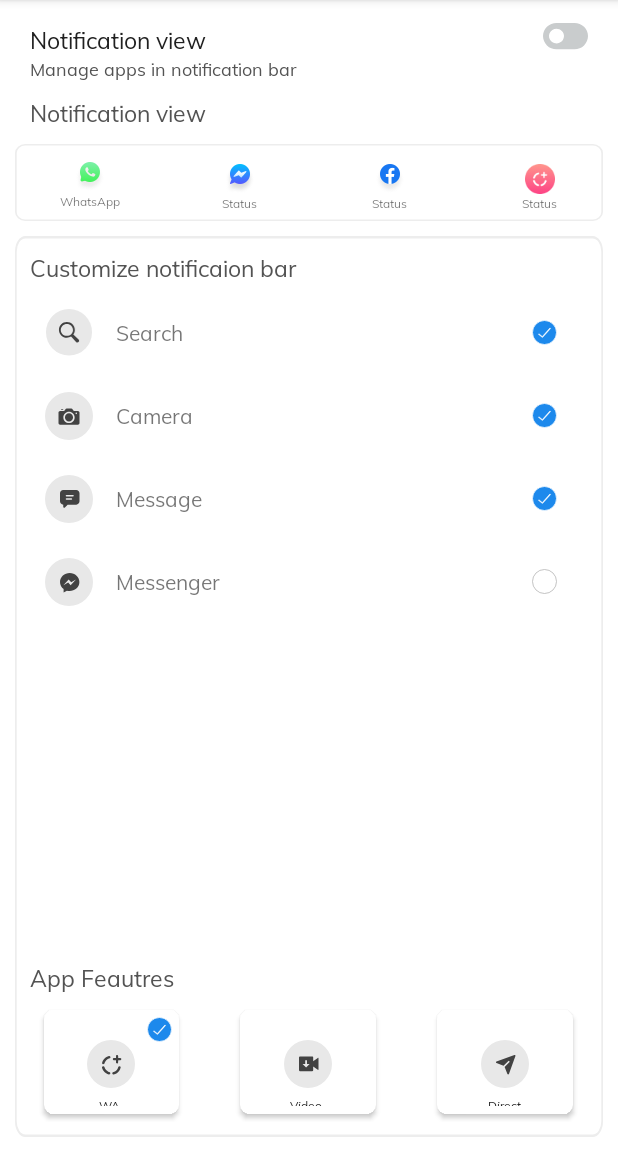
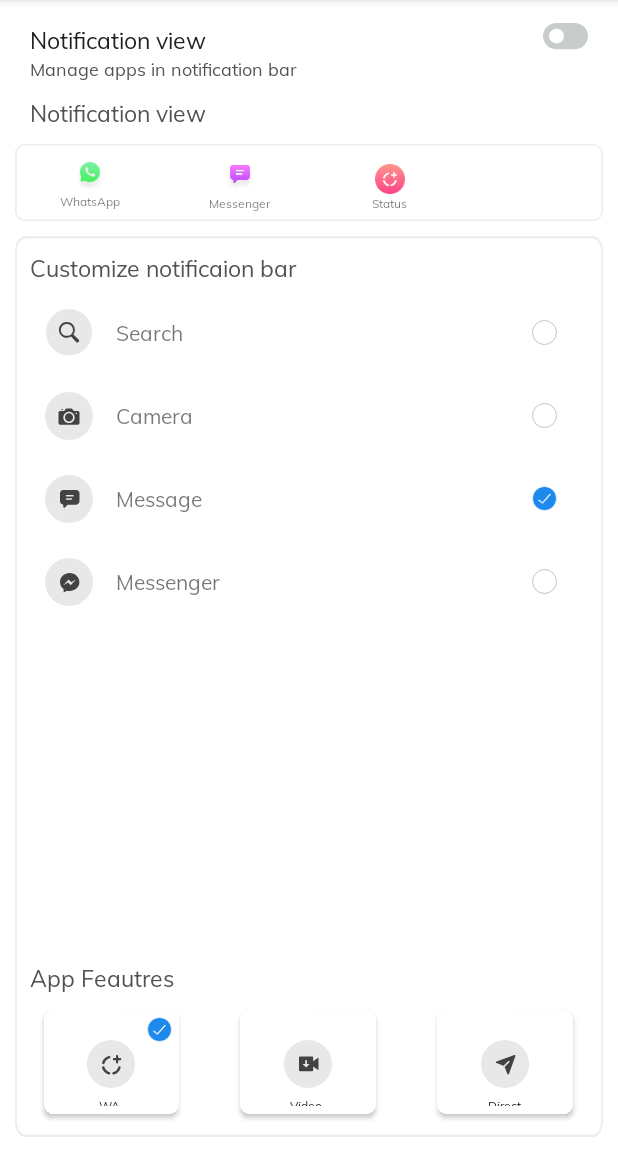
Before and after one commit to Q4UTech/SocialMeida-HUB, an Android app: the SettingActivity screen opened directly, with no data from a screen before it, after a tap on "Message", on a phone screen of 412 x 824 dp, the part 84-1236 px from its top. Run offline under Robolectric (Android 15) with nearby library versions, the phone set to English and light mode, and no system bars; our stand-ins replace CircleImageView, sdp/ssp sizes; 2 other taps on this screen came first.

Commit message:
ui changes

```diff
--- a/app/src/main/java/com/jatpack/socialmediahub/activities/SettingActivity.kt
+++ b/app/src/main/java/com/jatpack/socialmediahub/activities/SettingActivity.kt
@@ -20,6 +20,7 @@ import com.jatpack.socialmediahub.model.BottomList
 import com.jatpack.socialmediahub.model.NotificatioListItem
 import com.jatpack.socialmediahub.service.SocialMediaHubService
 import com.jatpack.socialmediahub.util.SetClick
+import kotlinx.android.synthetic.main.activity_setting.*
 
 
 class SettingActivity : AppCompatActivity(), SetClick, View.OnClickListener {
@@ -56,6 +57,9 @@ class SettingActivity : AppCompatActivity(), SetClick, View.OnClickListener {
     private var llMessege: LinearLayout? = null
     private var llMessenger: LinearLayout? = null
     private var llFacebook: LinearLayout? = null
+    private var notiDownloader: LinearLayout? = null
+    private var notiChat: LinearLayout? = null
+    private var notiStatus: LinearLayout? = null
     override fun onCreate(savedInstanceState: Bundle?) {
         super.onCreate(savedInstanceState)
         setContentView(R.layout.activity_setting)
@@ -65,6 +69,10 @@ class SettingActivity : AppCompatActivity(), SetClick, View.OnClickListener {
         llWhatsApp = findViewById(R.id.ll_whatsapp)
         llMessege = findViewById(R.id.ll_msg)
         llMessenger = findViewById(R.id.ll_messanger)
+        llFacebook = findViewById(R.id.ll_facebook)
+        notiDownloader = findViewById(R.id.ll_video_downloader)
+        notiChat = findViewById(R.id.ll_direct_chat)
+        notiStatus = findViewById(R.id.ll_status)
         llFacebook = findViewById(R.id.ll_facebook)
         cbSearch = findViewById(R.id.cb_search)
         cbCamera = findViewById(R.id.cb_camera)
@@ -179,18 +187,27 @@ class SettingActivity : AppCompatActivity(), SetClick, View.OnClickListener {
             when (position) {
                 0 -> {
                     ivStatus?.visibility = View.VISIBLE
+                    notiStatus?.visibility = View.VISIBLE
+                    notiDownloader?.visibility = View.GONE
+                    notiChat?.visibility = View.GONE
                     ivDownload?.visibility = View.GONE
                     ivChat?.visibility = View.GONE
                 }
                 1 -> {
                     ivStatus?.visibility = View.GONE
                     ivDownload?.visibility = View.VISIBLE
+                    notiStatus?.visibility = View.GONE
+                    notiDownloader?.visibility = View.VISIBLE
+                    notiChat?.visibility = View.GONE
                     ivChat?.visibility = View.GONE
                 }
                 2 -> {
                     ivStatus?.visibility = View.GONE
                     ivDownload?.visibility = View.GONE
                     ivChat?.visibility = View.VISIBLE
+                    notiStatus?.visibility = View.GONE
+                    notiDownloader?.visibility = View.GONE
+                    notiChat?.visibility = View.VISIBLE
                 }
             }
         }
@@ -204,19 +221,32 @@ class SettingActivity : AppCompatActivity(), SetClick, View.OnClickListener {
         pref?.setSearchPref(true)
         pref?.setCameraPref(true)
         pref?.setWhatsAppPref(true)
-        pref?.setMessagePref(true)
+        /* pref?.setMessagePref(true)*/
 
         if (pref?.getSearchPref() == true) {
             cbSearch?.isChecked = true
+            llSearch?.visibility = View.VISIBLE
         }
         if (pref?.getCameraPref() == true) {
             cbCamera?.isChecked = true
+            llCamera?.visibility = View.VISIBLE
         }
         if (pref?.getWhatsAppPref() == true) {
             cbWhatsApp?.isChecked = true
+            llWhatsApp?.visibility = View.VISIBLE
         }
         if (pref?.getMessagePref() == true) {
             cbMessage?.isChecked = true
+            llMessege?.visibility = View.VISIBLE
+        }
+        if (pref?.getMessengerPref() == true) {
+            cbMessenger?.isChecked = true
+            llMessenger?.visibility = View.VISIBLE
+        }
+
+        if (pref?.getFacebookPref() == true) {
+            cbFacebook?.isChecked = true
+            llFacebook?.visibility = View.VISIBLE
         }
     }
 
@@ -237,61 +267,92 @@ class SettingActivity : AppCompatActivity(), SetClick, View.OnClickListener {
                 ivStatus?.visibility = View.VISIBLE
                 ivDownload?.visibility = View.GONE
                 ivChat?.visibility = View.GONE
+                notiStatus?.visibility = View.VISIBLE
+                notiDownloader?.visibility = View.GONE
+                notiChat?.visibility = View.GONE
             }
             R.id.cv_video_downloader -> {
                 pref?.setPositon(1)
                 ivStatus?.visibility = View.GONE
                 ivDownload?.visibility = View.VISIBLE
                 ivChat?.visibility = View.GONE
+                notiStatus?.visibility = View.GONE
+                notiDownloader?.visibility = View.VISIBLE
+                notiChat?.visibility = View.GONE
             }
             R.id.cv_direct_chat -> {
                 pref?.setPositon(2)
                 ivStatus?.visibility = View.GONE
                 ivDownload?.visibility = View.GONE
                 ivChat?.visibility = View.VISIBLE
+                notiStatus?.visibility = View.GONE
+                notiDownloader?.visibility = View.GONE
+                notiChat?.visibility = View.VISIBLE
             }
             R.id.rl_search -> {
                 if (pref?.getSearchPref() == true) {
                     llSearch?.visibility = View.GONE
                     pref?.setSearchPref(false)
-                    cbSearch?.isChecked = true
+                    cbSearch?.isChecked = false
                 } else {
                     pref?.setSearchPref(true)
                     llSearch?.visibility = View.VISIBLE
-                    cbSearch?.isChecked = false
+                    cbSearch?.isChecked = true
                 }
             }
             R.id.rl_camera -> {
                 if (pref?.getCameraPref() == true) {
                     llCamera?.visibility = View.GONE
-                    pref?.setSearchPref(false)
-                    cbCamera?.isChecked = true
+                    pref?.setCameraPref(false)
+                    cbCamera?.isChecked = false
                 } else {
                     pref?.setCameraPref(true)
                     llCamera?.visibility = View.VISIBLE
-                    cbCamera?.isChecked = false
+                    cbCamera?.isChecked = true
                 }
             }
             R.id.rl_whats_app -> {
                 if (pref?.getWhatsAppPref() == true) {
                     llWhatsApp?.visibility = View.GONE
                     pref?.setWhatsAppPref(false)
-                    cbCamera?.isChecked = true
+                    cbCamera?.isChecked = false
                 } else {
                     pref?.setCameraPref(true)
                     llWhatsApp?.visibility = View.VISIBLE
-                    cbCamera?.isChecked = false
+                    cbCamera?.isChecked = true
                 }
             }
             R.id.rl_msg -> {
-                if (pref?.getMessagePref() == true) {
+                if (pref?.getMessagePref() == false) {
+                    llMessege?.visibility = View.VISIBLE
+                    pref?.setMessagePref(true)
+                    cbMessage?.isChecked = true
+                } else {
+                    pref?.setMessagePref(false)
                     llMessege?.visibility = View.GONE
-                    pref?.setWhatsAppPref(false)
-                    cbCamera?.isChecked = true
+                    cbMessage?.isChecked = false
+                }
+            }
+            R.id.rl_messanger -> {
+                if (pref?.getMessengerPref() == false) {
+                    llMessenger?.visibility = View.VISIBLE
+                    pref?.setMessengerPref(true)
+                    cbMessenger?.isChecked = true
                 } else {
-                    pref?.setMessagePref(true)
-                    llMessege?.visibility = View.VISIBLE
-                    cbCamera?.isChecked = false
+                    pref?.setMessengerPref(false)
+                    llMessenger?.visibility = View.GONE
+                    cbMessenger?.isChecked = false
+                }
+            }
+            R.id.rl_facebook -> {
+                if (pref?.getFacebookPref() == false) {
+                    llFacebook?.visibility = View.VISIBLE
+                    pref?.setFacebookPref(true)
+                    cbFacebook?.isChecked = true
+                } else {
+                    pref?.setFacebookPref(false)
+                    llFacebook?.visibility = View.GONE
+                    cbFacebook?.isChecked = false
                 }
             }
         }
--- a/app/src/main/res/layout/activity_setting.xml
+++ b/app/src/main/res/layout/activity_setting.xml
@@ -90,6 +90,7 @@
 
     <RelativeLayout
         android:id="@+id/rl_view"
+
         android:layout_width="match_parent"
         android:layout_height="wrap_content"
         android:layout_below="@+id/rl_notification"
@@ -130,7 +131,8 @@
                         android:layout_height="match_parent"
                         android:layout_weight="0.25"
                         android:gravity="center"
-                        android:orientation="vertical">
+                        android:orientation="vertical"
+                        android:visibility="gone">
 
                         <ImageView
                             android:layout_width="20dp"
@@ -150,6 +152,7 @@
                     </LinearLayout>
 
                     <LinearLayout
+                        android:visibility="gone"
                         android:id="@+id/ll_camera"
                         android:layout_width="100dp"
                         android:layout_height="match_parent"
@@ -174,6 +177,7 @@
                     </LinearLayout>
 
                     <LinearLayout
+                        android:visibility="gone"
                         android:id="@+id/ll_whatsapp"
                         android:layout_width="100dp"
                         android:layout_height="match_parent"
@@ -203,7 +207,8 @@
                         android:layout_height="match_parent"
                         android:layout_weight="0.25"
                         android:gravity="center"
-                        android:orientation="vertical">
+                        android:orientation="vertical"
+                        android:visibility="gone">
 
                         <ImageView
                             android:layout_width="20dp"
@@ -217,7 +222,7 @@
                             android:layout_height="wrap_content"
                             android:layout_gravity="center"
                             android:gravity="center"
-                            android:text="@string/status"
+                            android:text="Messenger"
                             android:textSize="8sp" />
                     </LinearLayout>
 
@@ -227,7 +232,8 @@
                         android:layout_height="match_parent"
                         android:layout_weight="0.25"
                         android:gravity="center"
-                        android:orientation="vertical">
+                        android:orientation="vertical"
+                        android:visibility="gone">
 
                         <ImageView
                             android:layout_width="20dp"
@@ -251,7 +257,8 @@
                         android:layout_height="match_parent"
                         android:layout_weight="0.25"
                         android:gravity="center"
-                        android:orientation="vertical">
+                        android:orientation="vertical"
+                        android:visibility="gone">
 
                         <ImageView
                             android:layout_width="20dp"
@@ -270,6 +277,7 @@
                     </LinearLayout>
 
                     <LinearLayout
+                        android:visibility="gone"
                         android:id="@+id/ll_status"
                         android:layout_width="100dp"
                         android:layout_height="match_parent"
@@ -283,6 +291,54 @@
                             android:layout_gravity="center"
                             android:layout_marginTop="@dimen/_8sdp"
                             android:src="@drawable/ic_status_noti_icon" />
+
+                        <TextView
+                            android:layout_width="wrap_content"
+                            android:layout_height="wrap_content"
+                            android:layout_gravity="center"
+                            android:gravity="center"
+                            android:text="@string/status"
+                            android:textSize="8sp" />
+                    </LinearLayout>
+                    <LinearLayout
+                        android:visibility="gone"
+                        android:id="@+id/ll_video_downloader"
+                        android:layout_width="100dp"
+                        android:layout_height="match_parent"
+                        android:layout_weight="0.25"
+                        android:gravity="center"
+                        android:orientation="vertical">
+
+                        <ImageView
+                            android:layout_width="20dp"
+                            android:layout_height="20dp"
+                            android:layout_gravity="center"
+                            android:layout_marginTop="@dimen/_8sdp"
+                            android:src="@drawable/ic_video_noti_icon" />
+
+                        <TextView
+                            android:layout_width="wrap_content"
+                            android:layout_height="wrap_content"
+                            android:layout_gravity="center"
+                            android:gravity="center"
+                            android:text="@string/status"
+                            android:textSize="8sp" />
+                    </LinearLayout>
+                    <LinearLayout
+                        android:visibility="gone"
+                        android:id="@+id/ll_direct_chat"
+                        android:layout_width="100dp"
+                        android:layout_height="match_parent"
+                        android:layout_weight="0.25"
+                        android:gravity="center"
+                        android:orientation="vertical">
+
+                        <ImageView
+                            android:layout_width="20dp"
+                            android:layout_height="20dp"
+                            android:layout_gravity="center"
+                            android:layout_marginTop="@dimen/_8sdp"
+                            android:src="@drawable/ic_direct_chat_noti_icon" />
 
                         <TextView
                             android:layout_width="wrap_content"
@@ -322,13 +378,13 @@
 
             <androidx.recyclerview.widget.RecyclerView
                 android:id="@+id/rec"
-                android:visibility="gone"
                 android:layout_width="match_parent"
                 android:layout_height="match_parent"
                 android:layout_above="@+id/bottom_header"
                 android:layout_below="@+id/txt_header"
                 android:layout_marginStart="@dimen/_10sdp"
-                android:layout_marginTop="@dimen/_10sdp" />
+                android:layout_marginTop="@dimen/_10sdp"
+                android:visibility="gone" />
 
             <RelativeLayout
                 android:id="@+id/rl_search"
@@ -369,8 +425,8 @@
                 android:id="@+id/rl_camera"
                 android:layout_width="match_parent"
                 android:layout_height="45dp"
+                android:layout_below="@+id/rl_search"
                 android:layout_marginStart="@dimen/_10sdp"
-                android:layout_below="@+id/rl_search"
                 android:layout_marginTop="@dimen/_10sdp">
 
                 <ImageView
@@ -404,8 +460,8 @@
                 android:id="@+id/rl_whats_app"
                 android:layout_width="match_parent"
                 android:layout_height="45dp"
+                android:layout_below="@+id/rl_camera"
                 android:layout_marginStart="@dimen/_10sdp"
-                android:layout_below="@+id/rl_camera"
                 android:layout_marginTop="@dimen/_10sdp">
 
                 <ImageView
@@ -539,6 +595,7 @@
                     android:layout_centerVertical="true"
                     android:button="@drawable/checkbox_selector" />
             </RelativeLayout>
+
             <TextView
                 android:id="@+id/bottom_header"
                 android:layout_width="wrap_content"
@@ -595,10 +652,10 @@
                             android:layout_below="@+id/img"
                             android:layout_centerHorizontal="true"
                             android:layout_marginTop="@dimen/_5sdp"
+                            android:layout_marginBottom="@dimen/_5sdp"
                             android:text="WA \n Status"
                             android:textAlignment="center"
                             android:textColor="#202020"
-                            android:layout_marginBottom="@dimen/_5sdp"
                             android:textSize="8sp" />
                     </RelativeLayout>
 
@@ -650,10 +707,10 @@
                             android:layout_below="@+id/img1"
                             android:layout_centerHorizontal="true"
                             android:layout_marginTop="@dimen/_5sdp"
+                            android:layout_marginBottom="@dimen/_5sdp"
                             android:text="Video \n Downloader"
                             android:textAlignment="center"
                             android:textColor="#202020"
-                            android:layout_marginBottom="@dimen/_5sdp"
                             android:textSize="8sp" />
                     </RelativeLayout>
 
```
Also changed, not shown: app/src/main/res/drawable-hdpi/ic_direct_chat_noti_icon.png (added), app/src/main/res/drawable-hdpi/ic_video_noti_icon.png (added).
